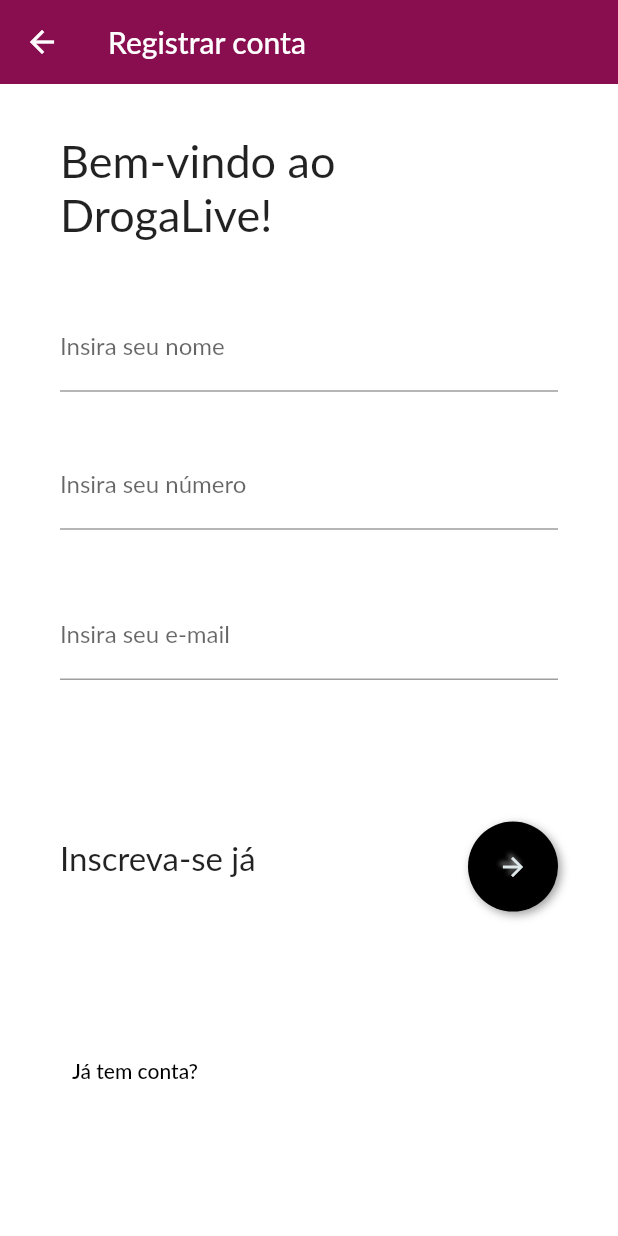
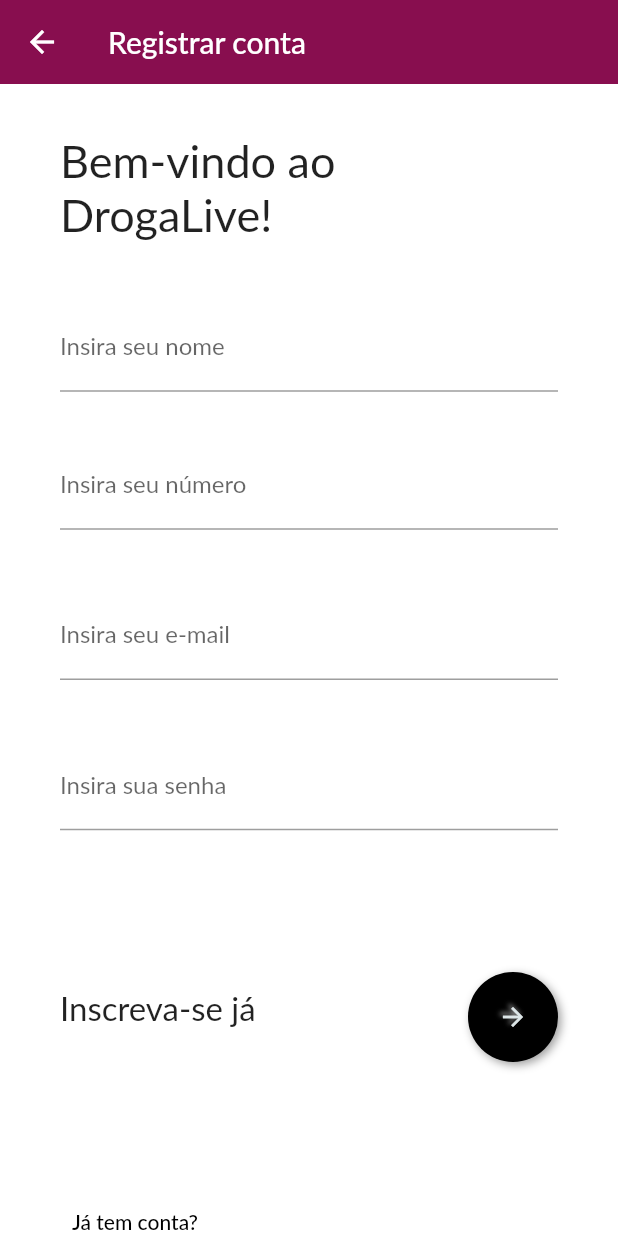
Before and after one commit to VitorAPP/flutter_application_1, a Flutter app: the Landing screen opened directly, on a phone screen of 412 x 824 dp. Run offline on Flutter 3.47's test engine with Material 2 defaults, Android fonts, the phone set to English and light mode, and no system bars; drawn by our look-alikes of flutter_neumorphic; our stand-ins replace syncfusion_flutter_sliders; missing offline and left inert: syncfusion_flutter_core; Roboto replaces fonts that are missing (Lato); key blocks and very long unbroken strings in the code were emptied for the run.

Commit message:
desfazendo besteiras 2

```diff
--- a/lib/pages/landing.dart
+++ b/lib/pages/landing.dart
@@ -27,7 +27,8 @@ class _Landing extends State<Landing> {
             elevation: 0,
             title: const Text('Registrar conta')),
         backgroundColor: const Color(0xFFffffff),
-      body: Container(
+        body: SingleChildScrollView(
+          child: Container(
             padding: const EdgeInsets.only(left: 40, right: 40),
             child: Form(
               key: formKey,
@@ -45,7 +46,8 @@ class _Landing extends State<Landing> {
                     height: height * 0.05,
                   ),
                   TextFormField(
-                decoration: const InputDecoration(labelText: "Insira seu nome"),
+                    decoration:
+                        const InputDecoration(labelText: "Insira seu nome"),
                     validator: (value) {
                       if (value!.isEmpty ||
                           !RegExp(r'^[a-z A-Z]+$').hasMatch(value)) {
@@ -82,6 +84,23 @@ class _Landing extends State<Landing> {
                           !RegExp(r'^[\w-\.]+@([\w-]+\.)+[\w-]{2,4}$')
                               .hasMatch(value)) {
                         return "Insira um e-mail válido";
+                      } else {
+                        return null;
+                      }
+                    },
+                  ),
+                  SizedBox(
+                    height: height * 0.05,
+                  ),
+                  TextFormField(
+                    decoration:
+                        const InputDecoration(labelText: "Insira sua senha"),
+                    obscureText: true,
+                    validator: (value) {
+                      if (value!.isEmpty ||
+                          !RegExp(r'^[a-z A-Z]+$').hasMatch(value) ||
+                          value.length < 8) {
+                        return "Senhas possuem 8 caracteres alfanuméricos";
                       } else {
                         return null;
                       }
@@ -146,6 +165,6 @@ class _Landing extends State<Landing> {
               ),
             ),
           ),
-    );
+        ));
   }
 }
--- a/lib/pages/signin.dart
+++ b/lib/pages/signin.dart
@@ -69,7 +69,7 @@ class _State extends State<SignIn> {
                   if (value!.isEmpty ||
                       !RegExp(r'^[a-z A-Z]+$').hasMatch(value) ||
                       value.length < 8) {
-                    return "Insira uma senha válida";
+                    return "Senhas possuem 8 caracteres alfanuméricos";
                   } else {
                     return null;
                   }
```
Lines whose indentation alone changed are shown as unchanged.
